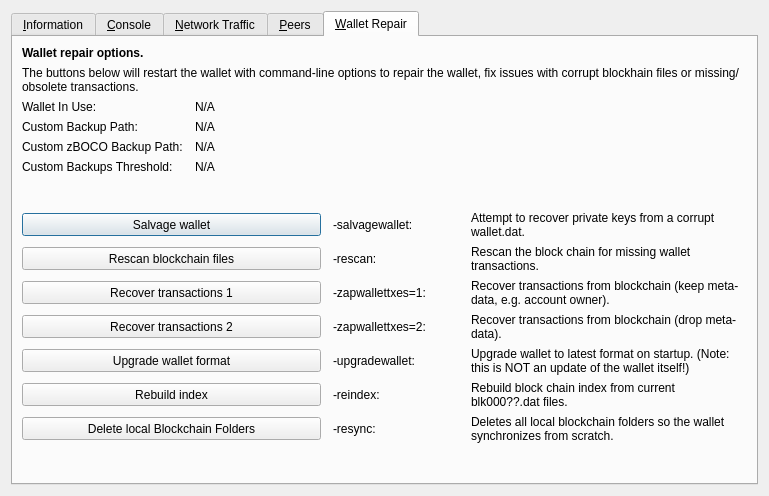
This is src/qt/forms/rpcconsole.ui in bocodev/BOCO as Qt 5 draws it before an edit. The edited form follows.
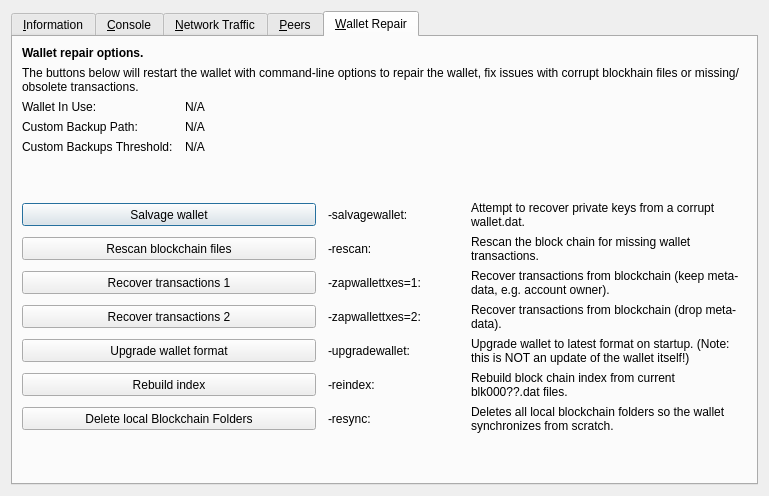
This is the edited form. The open tabs and pages were chosen to show the change. Icons and pictures are not drawn. Custom widgets are drawn as their Qt base class.

Commit message: Boco Core v2.0

```diff
--- a/src/qt/forms/rpcconsole.ui
+++ b/src/qt/forms/rpcconsole.ui
@@ -1327,35 +1327,6 @@
          </property>
         </widget>
        </item>
-       <item row="4" column="0">
-        <widget class="QLabel" name="wallet_customzpivbackuppath_label">
-         <property name="visible">
-          <bool>false</bool>
-         </property>
-         <property name="text">
-          <string>Custom zBOCO Backup Path:</string>
-         </property>
-        </widget>
-       </item>
-       <item row="4" column="1" colspan="3">
-        <widget class="QLabel" name="wallet_customzpivbackuppath">
-         <property name="cursor">
-          <cursorShape>IBeamCursor</cursorShape>
-         </property>
-         <property name="visible">
-          <bool>false</bool>
-         </property>
-         <property name="text">
-          <string>N/A</string>
-         </property>
-         <property name="textFormat">
-          <enum>Qt::PlainText</enum>
-         </property>
-         <property name="textInteractionFlags">
-          <set>Qt::LinksAccessibleByMouse|Qt::TextSelectableByKeyboard|Qt::TextSelectableByMouse</set>
-         </property>
-        </widget>
-       </item>
        <item row="5" column="0">
         <widget class="QLabel" name="wallet_custombackupthreshold_label">
          <property name="visible">
```
The commit also changes 322 other files.
